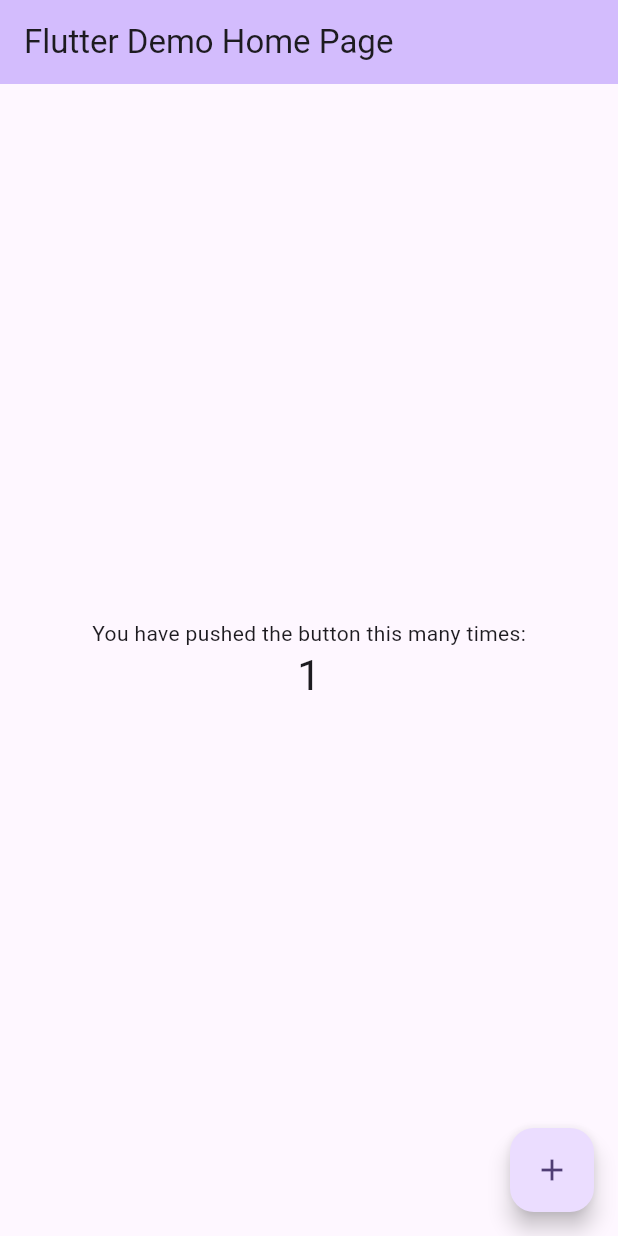
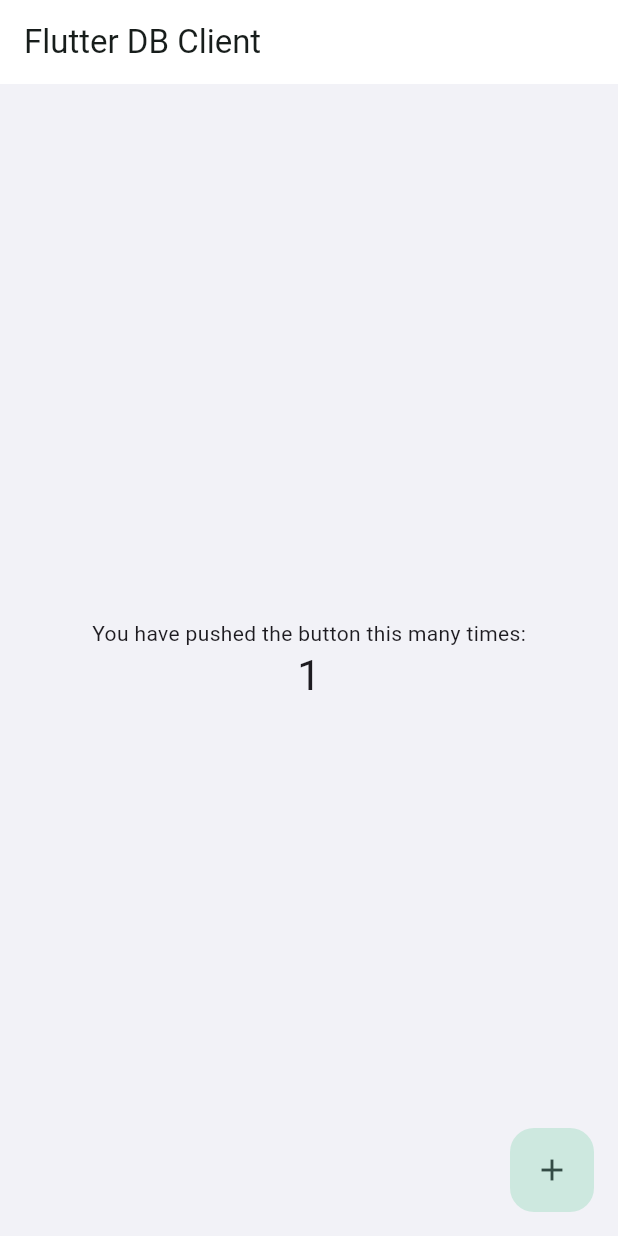
Before and after one commit to Mujhtech/flutter_db_client, a Flutter app: the screen it shows after launch, after a tap on the "add" icon, on a phone screen of 412 x 824 dp. Run offline on Flutter 3.47's test engine with Material 3 defaults, Android fonts, the phone set to English and light mode, and no system bars; our stand-ins replace flutter_riverpod; missing offline and left inert: bitsdojo_window; Roboto replaces fonts that are missing (Poppins).

Commit message:
added packages and do setup

```diff
--- a/lib/main.dart
+++ b/lib/main.dart
@@ -1,52 +1,65 @@
 import 'package:flutter/material.dart';
+import 'package:bitsdojo_window/bitsdojo_window.dart';
+import 'package:flutter_db_client/presentation/presentation.dart';
+import 'package:flutter_riverpod/flutter_riverpod.dart';
 
-void main() {
-  runApp(const MyApp());
+Future<void> main() async {
+  WidgetsFlutterBinding.ensureInitialized();
+
+  final NavigatorObserver navigationObserver = NavigatorObserver();
+  final GlobalKey<NavigatorState> navigatorKey = GlobalKey<NavigatorState>();
+
+  runApp(
+    ProviderScope(
+      overrides: const <Override>[],
+      child: App(
+        navigatorKey: navigatorKey,
+        navigatorObservers: <NavigatorObserver>[navigationObserver],
+      ),
+    ),
+  );
+
+  doWhenWindowReady(() {
+    const initialSize = Size(600, 450);
+    appWindow.minSize = initialSize;
+    appWindow.size = initialSize;
+    appWindow.alignment = Alignment.center;
+    appWindow.show();
+  });
 }
 
-class MyApp extends StatelessWidget {
-  const MyApp({super.key});
+class App extends StatelessWidget {
+  const App({
+    super.key,
+    required this.navigatorKey,
+    this.themeMode,
+    this.home,
+    this.navigatorObservers,
+  });
+
+  final GlobalKey<NavigatorState> navigatorKey;
+  final ThemeMode? themeMode;
+  final Widget? home;
+  final List<NavigatorObserver>? navigatorObservers;
 
   // This widget is the root of your application.
   @override
   Widget build(BuildContext context) {
     return MaterialApp(
-      title: 'Flutter Demo',
-      theme: ThemeData(
-        // This is the theme of your application.
-        //
-        // TRY THIS: Try running your application with "flutter run". You'll see
-        // the application has a purple toolbar. Then, without quitting the app,
-        // try changing the seedColor in the colorScheme below to Colors.green
-        // and then invoke "hot reload" (save your changes or press the "hot
-        // reload" button in a Flutter-supported IDE, or press "r" if you used
-        // the command line to start the app).
-        //
-        // Notice that the counter didn't reset back to zero; the application
-        // state is not lost during the reload. To reset the state, use hot
-        // restart instead.
-        //
-        // This works for code too, not just values: Most code changes can be
-        // tested with just a hot reload.
-        colorScheme: ColorScheme.fromSeed(seedColor: Colors.deepPurple),
-        useMaterial3: true,
-      ),
-      home: const MyHomePage(title: 'Flutter Demo Home Page'),
+      title: 'Flutter DB Client',
+      navigatorKey: navigatorKey,
+      debugShowCheckedModeBanner: false,
+      navigatorObservers: navigatorObservers ?? <NavigatorObserver>[],
+      theme: themeBuilder(ThemeData.light()),
+      darkTheme: themeBuilder(ThemeData.dark()),
+      themeMode: themeMode ?? ThemeMode.system,
+      home: const MyHomePage(title: 'Flutter DB Client'),
     );
   }
 }
 
 class MyHomePage extends StatefulWidget {
   const MyHomePage({super.key, required this.title});
-
-  // This widget is the home page of your application. It is stateful, meaning
-  // that it has a State object (defined below) that contains fields that affect
-  // how it looks.
-
-  // This class is the configuration for the state. It holds the values (in this
-  // case the title) provided by the parent (in this case the App widget) and
-  // used by the build method of the State. Fields in a Widget subclass are
-  // always marked "final".
 
   final String title;
 
@@ -59,50 +72,20 @@ class _MyHomePageState extends State<MyHomePage> {
 
   void _incrementCounter() {
     setState(() {
-      // This call to setState tells the Flutter framework that something has
-      // changed in this State, which causes it to rerun the build method below
-      // so that the display can reflect the updated values. If we changed
-      // _counter without calling setState(), then the build method would not be
-      // called again, and so nothing would appear to happen.
       _counter++;
     });
   }
 
   @override
   Widget build(BuildContext context) {
-    // This method is rerun every time setState is called, for instance as done
-    // by the _incrementCounter method above.
-    //
-    // The Flutter framework has been optimized to make rerunning build methods
-    // fast, so that you can just rebuild anything that needs updating rather
-    // than having to individually change instances of widgets.
     return Scaffold(
       appBar: AppBar(
-        // TRY THIS: Try changing the color here to a specific color (to
-        // Colors.amber, perhaps?) and trigger a hot reload to see the AppBar
-        // change color while the other colors stay the same.
-        backgroundColor: Theme.of(context).colorScheme.inversePrimary,
-        // Here we take the value from the MyHomePage object that was created by
-        // the App.build method, and use it to set our appbar title.
+        backgroundColor: Colors.white,
+        centerTitle: false,
         title: Text(widget.title),
       ),
       body: Center(
-        // Center is a layout widget. It takes a single child and positions it
-        // in the middle of the parent.
         child: Column(
-          // Column is also a layout widget. It takes a list of children and
-          // arranges them vertically. By default, it sizes itself to fit its
-          // children horizontally, and tries to be as tall as its parent.
-          //
-          // Column has various properties to control how it sizes itself and
-          // how it positions its children. Here we use mainAxisAlignment to
-          // center the children vertically; the main axis here is the vertical
-          // axis because Columns are vertical (the cross axis would be
-          // horizontal).
-          //
-          // TRY THIS: Invoke "debug painting" (choose the "Toggle Debug Paint"
-          // action in the IDE, or press "p" in the console), to see the
-          // wireframe for each widget.
           mainAxisAlignment: MainAxisAlignment.center,
           children: <Widget>[
             const Text(
@@ -119,7 +102,7 @@ class _MyHomePageState extends State<MyHomePage> {
         onPressed: _incrementCounter,
         tooltip: 'Increment',
         child: const Icon(Icons.add),
-      ), // This trailing comma makes auto-formatting nicer for build methods.
+      ),
     );
   }
 }
--- /dev/null
+++ b/lib/presentation/constants/constants.dart
@@ -0,0 +1 @@
+export 'values.dart';
--- /dev/null
+++ b/lib/presentation/constants/values.dart
@@ -0,0 +1 @@
+const String kDefaultAppFontFamily = 'Poppins';
--- /dev/null
+++ b/lib/presentation/presentation.dart
@@ -0,0 +1,2 @@
+export 'themes/themes.dart';
+export 'constants/constants.dart';
--- /dev/null
+++ b/lib/presentation/themes/app_theme.dart
@@ -0,0 +1,119 @@
+import 'package:flutter/material.dart';
+import 'package:flutter_db_client/presentation/presentation.dart';
+
+const Color _kPrimaryLightColor = Color(0xFF006B5A);
+const Color _kPrimaryDarkColor = Color(0xFF5BDBBF);
+const Color _kBackgroundDarkColor = Color(0xFF1C1C1E);
+const Color _kBackgroundLightColor = Color(0xFFF2F2F7);
+const double _kIconSize = 28.0;
+
+@visibleForTesting
+class AppColor {
+  const AppColor._();
+
+  final Color success = const Color(0xFF239f77);
+  final Color onSuccess = const Color(0xFFFFFFFF);
+
+  final Color danger = const Color(0xFFEB5757);
+  final Color onDanger = const Color(0xFFFFFFFF);
+}
+
+class AppTheme extends ThemeExtension<AppTheme> {
+  const AppTheme._();
+
+  final AppColor color = const AppColor._();
+
+  final BorderRadius textFieldBorderRadius = AppBorderRadius.md;
+
+  @override
+  ThemeExtension<AppTheme> copyWith() => this;
+
+  @override
+  ThemeExtension<AppTheme> lerp(ThemeExtension<AppTheme>? other, double t) =>
+      this;
+}
+
+ThemeData themeBuilder(
+  ThemeData defaultTheme, {
+  AppTheme appTheme = const AppTheme._(),
+}) {
+  final Brightness brightness = defaultTheme.brightness;
+  final bool isDark = brightness == Brightness.dark;
+
+  final ColorScheme colorScheme = ColorScheme.fromSeed(
+    seedColor: isDark ? _kPrimaryDarkColor : _kPrimaryLightColor,
+    brightness: brightness,
+  );
+  final Color scaffoldBackgroundColor =
+      isDark ? _kBackgroundDarkColor : _kBackgroundLightColor;
+
+  final Color cardColor = isDark ? Colors.black : Colors.white;
+
+  final Color iconColor = isDark ? Colors.white : Colors.black;
+
+  final OutlineInputBorder textFieldBorder = OutlineInputBorder(
+    borderSide: BorderSide.none,
+    borderRadius: appTheme.textFieldBorderRadius,
+  );
+  final OutlineInputBorder textFieldErrorBorder = textFieldBorder.copyWith(
+    borderSide: BorderSide(color: colorScheme.error),
+  );
+
+  final TextTheme textTheme =
+      defaultTheme.textTheme.apply(fontFamily: kDefaultAppFontFamily);
+
+  final TextStyle? buttonTextStyle = textTheme.labelMedium?.copyWith(
+    fontWeight: AppFontWeight.semibold,
+  );
+  final ButtonStyle buttonStyle = ButtonStyle(
+    textStyle: WidgetStateProperty.all(buttonTextStyle),
+    elevation: WidgetStateProperty.all(0),
+  );
+
+  return ThemeData(
+    useMaterial3: true,
+    iconTheme:
+        defaultTheme.iconTheme.copyWith(size: _kIconSize, color: iconColor),
+    primaryIconTheme: defaultTheme.primaryIconTheme.copyWith(size: _kIconSize),
+    textTheme: defaultTheme.textTheme.merge(textTheme),
+    cardColor: cardColor,
+    primaryTextTheme: defaultTheme.primaryTextTheme.merge(textTheme),
+    shadowColor: colorScheme.scrim,
+    scaffoldBackgroundColor: scaffoldBackgroundColor,
+    textButtonTheme: TextButtonThemeData(style: buttonStyle),
+    filledButtonTheme: FilledButtonThemeData(style: buttonStyle),
+    floatingActionButtonTheme: FloatingActionButtonThemeData(
+      elevation: 0,
+      backgroundColor: colorScheme.secondaryContainer,
+      foregroundColor: colorScheme.onSecondaryContainer,
+    ),
+    colorScheme: colorScheme,
+    inputDecorationTheme: InputDecorationTheme(
+      border: textFieldBorder,
+      focusedBorder: textFieldBorder,
+      enabledBorder: textFieldBorder,
+      errorBorder: textFieldErrorBorder,
+      focusedErrorBorder: textFieldErrorBorder,
+      contentPadding: const EdgeInsets.all(10),
+      filled: true,
+    ),
+    fontFamily: kDefaultAppFontFamily,
+    extensions: <ThemeExtension<dynamic>>{
+      appTheme,
+    },
+  );
+}
+
+extension AppThemeThemeDataExtensions on ThemeData {
+  AppTheme get appTheme => extension<AppTheme>()!;
+}
+
+extension BuildContextThemeExtensions on BuildContext {
+  ThemeData get theme => Theme.of(this);
+
+  Color? get backgroundColor => Theme.of(this).colorScheme.surface;
+
+  Color? get cardColor => Theme.of(this).cardColor;
+
+  Color? get iconColor => Theme.of(this).iconTheme.color;
+}
--- /dev/null
+++ b/lib/presentation/themes/themes.dart
@@ -0,0 +1,3 @@
+export 'app_font_weight.dart';
+export 'app_border_radius.dart';
+export 'app_theme.dart';
```
Also changed, not shown: lib/presentation/themes/app_border_radius.dart (added, +12 -0 lines), lib/presentation/themes/app_font_weight.dart (added, +15 -0 lines), pubspec.yaml (+12 -15 lines), lib/core/core.dart (added), lib/data/data.dart (added), lib/domain/domain.dart (added), pubspec.lock, 23 other files.
